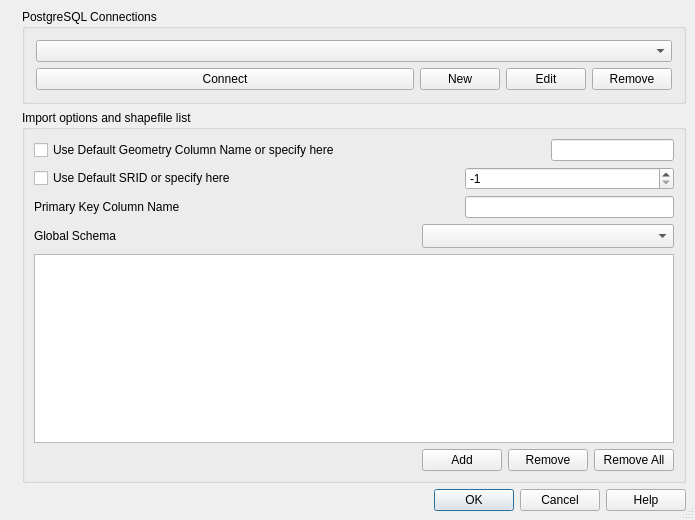
Old version of the form qgis/src/plugins/spit/qgsspitbase.ui in the repository sourcepole/qgis.
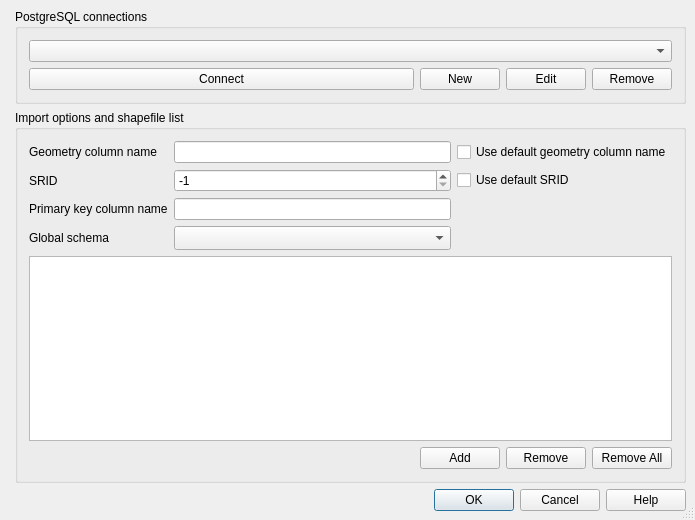
New version of the form. Icons and pictures are not drawn.

Diff of the .ui file:
```diff
--- a/qgis/src/plugins/spit/qgsspitbase.ui
+++ b/qgis/src/plugins/spit/qgsspitbase.ui
@@ -38,23 +38,13 @@
      </property>
     </widget>
    </item>
-   <item rowspan="2" row="0" column="0" >
-    <widget class="QLabel" name="pixmapLabel1" >
-     <property name="pixmap" >
-      <pixmap resource="spit.qrc" >:/spit_image.png</pixmap>
+   <item row="0" column="1">
+    <widget class="QGroupBox" name="groupBox">
+     <property name="title">
+      <string>PostgreSQL connections</string>
      </property>
-     <property name="scaledContents" >
-      <bool>true</bool>
-     </property>
-    </widget>
-   </item>
-   <item row="0" column="1" >
-    <widget class="QGroupBox" name="groupBox" >
-     <property name="title" >
-      <string>PostgreSQL Connections</string>
-     </property>
-     <layout class="QGridLayout" >
-      <property name="margin" >
+     <layout class="QGridLayout">
+      <property name="margin">
        <number>11</number>
       </property>
       <property name="spacing" >
@@ -143,68 +133,115 @@
      <property name="title" >
       <string>Import options and shapefile list</string>
      </property>
-     <layout class="QGridLayout" >
-      <property name="margin" >
-       <number>9</number>
-      </property>
-      <property name="spacing" >
-       <number>6</number>
-      </property>
-      <item row="5" column="0" >
-       <spacer>
-        <property name="orientation" >
-         <enum>Qt::Horizontal</enum>
-        </property>
-        <property name="sizeHint" >
-         <size>
-          <width>40</width>
-          <height>20</height>
-         </size>
-        </property>
-       </spacer>
+     <layout class="QVBoxLayout" name="verticalLayout">
+      <item>
+       <layout class="QGridLayout" name="gridLayout">
+        <item row="0" column="0">
+         <widget class="QLabel" name="label_2">
+          <property name="text">
+           <string>Geometry column name</string>
+          </property>
+          <property name="buddy">
+           <cstring>txtGeomName</cstring>
+          </property>
+         </widget>
+        </item>
+        <item row="0" column="1">
+         <widget class="QLineEdit" name="txtGeomName"/>
+        </item>
+        <item row="0" column="2">
+         <widget class="QCheckBox" name="chkUseDefaultGeom">
+          <property name="toolTip">
+           <string>Set the geometry column name to the default value</string>
+          </property>
+          <property name="whatsThis">
+           <string>Set the geometry column name to the default value</string>
+          </property>
+          <property name="text">
+           <string>Use default geometry column name</string>
+          </property>
+         </widget>
+        </item>
+        <item row="1" column="0">
+         <widget class="QLabel" name="label_3">
+          <property name="text">
+           <string>SRID</string>
+          </property>
+          <property name="buddy">
+           <cstring>spinSrid</cstring>
+          </property>
+         </widget>
+        </item>
+        <item row="1" column="1">
+         <widget class="QSpinBox" name="spinSrid">
+          <property name="minimum">
+           <number>-1</number>
+          </property>
+          <property name="maximum">
+           <number>1000000000</number>
+          </property>
+          <property name="value">
+           <number>-1</number>
+          </property>
+         </widget>
+        </item>
+        <item row="1" column="2">
+         <widget class="QCheckBox" name="chkUseDefaultSrid">
+          <property name="toolTip">
+           <string>Set the SRID to the default value</string>
+          </property>
+          <property name="whatsThis">
+           <string>Set the SRID to the default value</string>
+          </property>
+          <property name="text">
+           <string>Use default SRID</string>
+          </property>
+         </widget>
+        </item>
+        <item row="2" column="0">
+         <widget class="QLabel" name="label">
+          <property name="text">
+           <string>Primary key column name</string>
+          </property>
+          <property name="buddy">
+           <cstring>txtPrimaryKeyName</cstring>
+          </property>
+         </widget>
+        </item>
+        <item row="2" column="1">
+         <widget class="QLineEdit" name="txtPrimaryKeyName"/>
+        </item>
+        <item row="3" column="0">
+         <widget class="QLabel" name="textLabel1_4">
+          <property name="text">
+           <string>Global schema</string>
+          </property>
+          <property name="buddy">
+           <cstring>cmbSchema</cstring>
+          </property>
+         </widget>
+        </item>
+        <item row="3" column="1">
+         <widget class="QComboBox" name="cmbSchema">
+          <property name="minimumSize">
+           <size>
+            <width>200</width>
+            <height>24</height>
+           </size>
+          </property>
+          <property name="toolTip">
+           <string/>
+          </property>
+          <property name="duplicatesEnabled">
+           <bool>false</bool>
+          </property>
+         </widget>
+        </item>
+       </layout>
       </item>
-      <item row="5" column="1" colspan="2" >
-       <widget class="QPushButton" name="btnAddFile" >
-        <property name="toolTip" >
-         <string>Add a shapefile to the list of files to be imported</string>
-        </property>
-        <property name="whatsThis" >
-         <string>Add a shapefile to the list of files to be imported</string>
-        </property>
-        <property name="text" >
-         <string>Add</string>
-        </property>
-       </widget>
-      </item>
-      <item row="5" column="3" colspan="2" >
-       <widget class="QPushButton" name="btnRemoveFile" >
-        <property name="toolTip" >
-         <string>Remove the selected shapefile from the import list</string>
-        </property>
-        <property name="whatsThis" >
-         <string>Remove the selected shapefile from the import list</string>
-        </property>
-        <property name="text" >
-         <string>Remove</string>
-        </property>
-       </widget>
-      </item>
-      <item row="5" column="5" >
-       <widget class="QPushButton" name="btnRemoveAll" >
-        <property name="toolTip" >
-         <string>Remove all the shapefiles from the import list</string>
-        </property>
-        <property name="whatsThis" >
-         <string>Remove all the shapefiles from the import list</string>
-        </property>
-        <property name="text" >
-         <string>Remove All</string>
-        </property>
-       </widget>
-      </item>
-      <item row="4" column="0" colspan="6" >
-       <widget class="QTableWidget" name="tblShapefiles" >
-        <property name="selectionMode" >
+      <item>
+       <widget class="QTableWidget" name="tblShapefiles">
+        <property name="selectionMode">
          <enum>QAbstractItemView::MultiSelection</enum>
         </property>
         <property name="selectionBehavior" >
@@ -212,93 +249,68 @@
         </property>
        </widget>
       </item>
-      <item row="0" column="4" colspan="2" >
-       <widget class="QLineEdit" name="txtGeomName" />
-      </item>
-      <item row="1" column="0" colspan="2" >
-       <widget class="QCheckBox" name="chkUseDefaultSrid" >
-        <property name="toolTip" >
-         <string>Set the SRID to the default value</string>
-        </property>
-        <property name="whatsThis" >
-         <string>Set the SRID to the default value</string>
-        </property>
-        <property name="text" >
-         <string>Use Default SRID or specify here</string>
-        </property>
-       </widget>
-      </item>
-      <item row="0" column="0" colspan="4" >
-       <widget class="QCheckBox" name="chkUseDefaultGeom" >
-        <property name="toolTip" >
-         <string>Set the geometry column name to the default value</string>
-        </property>
-        <property name="whatsThis" >
-         <string>Set the geometry column name to the default value</string>
-        </property>
-        <property name="text" >
-         <string>Use Default Geometry Column Name or specify here</string>
-        </property>
-       </widget>
-      </item>
-      <item row="1" column="2" colspan="4" >
-       <widget class="QSpinBox" name="spinSrid" >
-        <property name="maximum" >
-         <number>1000000000</number>
-        </property>
-        <property name="minimum" >
-         <number>-1</number>
-        </property>
-        <property name="value" >
-         <number>-1</number>
-        </property>
-       </widget>
-      </item>
-      <item row="2" column="2" colspan="4" >
-       <widget class="QLineEdit" name="txtPrimaryKeyName" />
-      </item>
-      <item row="2" column="0" >
-       <widget class="QLabel" name="label" >
-        <property name="text" >
-         <string>Primary Key Column Name</string>
-        </property>
-        <property name="buddy" >
-         <cstring>txtPrimaryKeyName</cstring>
-        </property>
-       </widget>
-      </item>
-      <item row="3" column="0" >
-       <widget class="QLabel" name="textLabel1_4" >
-        <property name="text" >
-         <string>Global Schema</string>
-        </property>
-        <property name="buddy" >
-         <cstring>cmbSchema</cstring>
-        </property>
-       </widget>
-      </item>
-      <item row="3" column="1" colspan="5" >
-       <widget class="QComboBox" name="cmbSchema" >
-        <property name="minimumSize" >
-         <size>
-          <width>200</width>
-          <height>24</height>
-         </size>
-        </property>
-        <property name="toolTip" >
-         <string/>
-        </property>
-        <property name="duplicatesEnabled" >
-         <bool>false</bool>
-        </property>
-       </widget>
+      <item>
+       <layout class="QGridLayout" name="gridLayout_2">
+        <item row="0" column="0">
+         <spacer>
+          <property name="orientation">
+           <enum>Qt::Horizontal</enum>
+          </property>
+          <property name="sizeHint" stdset="0">
+           <size>
+            <width>40</width>
+            <height>20</height>
+           </size>
+          </property>
+         </spacer>
+        </item>
+        <item row="0" column="1">
+         <widget class="QPushButton" name="btnAddFile">
+          <property name="toolTip">
+           <string>Add a shapefile to the list of files to be imported</string>
+          </property>
+          <property name="whatsThis">
+           <string>Add a shapefile to the list of files to be imported</string>
+          </property>
+          <property name="text">
+           <string>Add</string>
+          </property>
+         </widget>
+        </item>
+        <item row="0" column="2">
+         <widget class="QPushButton" name="btnRemoveFile">
+          <property name="toolTip">
+           <string>Remove the selected shapefile from the import list</string>
+          </property>
+          <property name="whatsThis">
+           <string>Remove the selected shapefile from the import list</string>
+          </property>
+          <property name="text">
+           <string>Remove</string>
+          </property>
+         </widget>
+        </item>
+        <item row="0" column="3">
+         <widget class="QPushButton" name="btnRemoveAll">
+          <property name="toolTip">
+           <string>Remove all the shapefiles from the import list</string>
+          </property>
+          <property name="whatsThis">
+           <string>Remove all the shapefiles from the import list</string>
+          </property>
+          <property name="text">
+           <string>Remove All</string>
+          </property>
+         </widget>
+        </item>
+       </layout>
       </item>
      </layout>
     </widget>
    </item>
   </layout>
  </widget>
- <layoutdefault spacing="6" margin="11" />
+ <layoutdefault spacing="6" margin="11"/>
  <tabstops>
   <tabstop>cmbConnections</tabstop>
   <tabstop>btnNew</tabstop>
```
Left out of the diff: 98 changed lines with no effect on the pictures.
